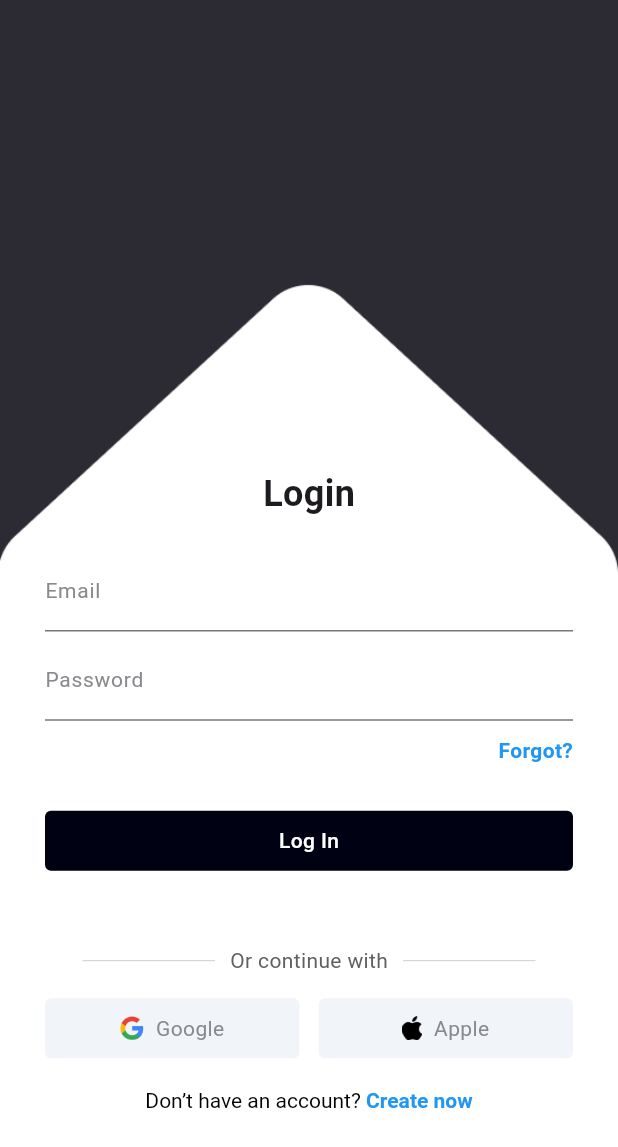
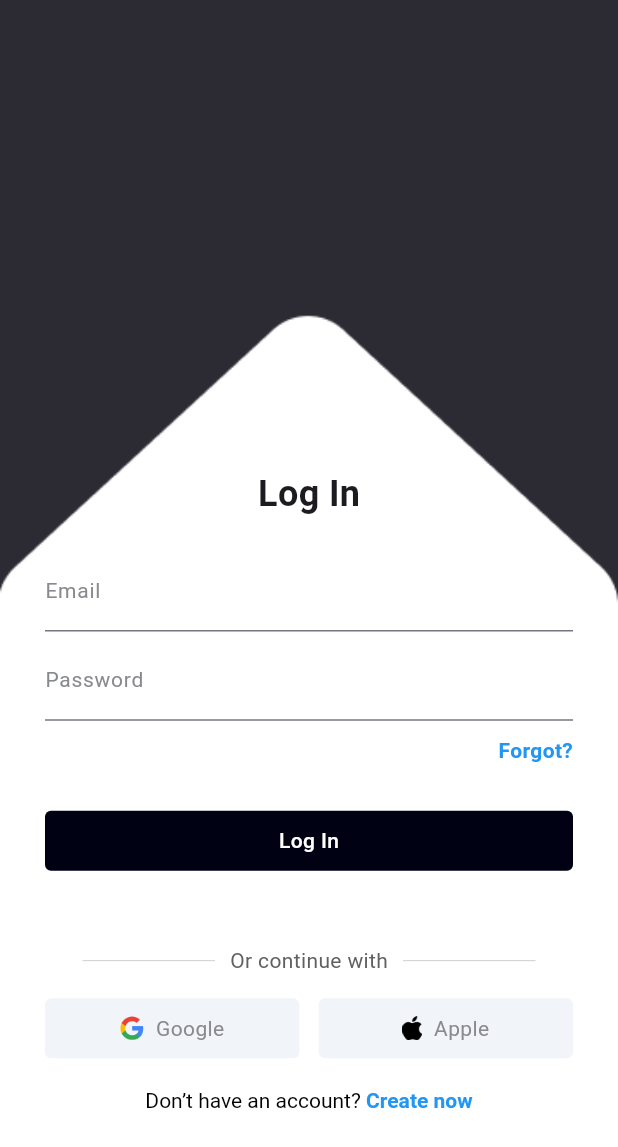
Before and after one commit to aishki/jeepney-for-noobs, a Flutter app: the screen it shows after launch, on a phone screen of 412 x 824 dp. Shown: the top 1147 px of the screen. Run offline on Flutter 3.47's test engine with Material 3 defaults, Android fonts, the light colour scheme and no system bars.

Commit message:
created animation for textfield focus

```diff
--- /dev/null
+++ b/devtools_options.yaml
@@ -0,0 +1,3 @@
+description: This file stores settings for Dart & Flutter DevTools.
+documentation: https://docs.flutter.dev/tools/devtools/extensions#configure-extension-enablement-states
+extensions:
--- a/lib/screens/login_screen.dart
+++ b/lib/screens/login_screen.dart
@@ -2,20 +2,39 @@ import 'package:flutter/material.dart';
 import 'package:jeepneyfornoobs_flutter/components/obsidian_button.dart';
 import 'package:jeepneyfornoobs_flutter/components/square_tile.dart';
 
-class LoginScreen extends StatelessWidget {
+class LoginScreen extends StatefulWidget {
   const LoginScreen({Key? key}) : super(key: key);
 
-  //log user in method
+  @override
+  LoginScreenState createState() => LoginScreenState();
+}
+
+class LoginScreenState extends State<LoginScreen> with WidgetsBindingObserver {
+  bool _isKeyboardVisible = false;
+
+  @override
+  void initState() {
+    super.initState();
+    WidgetsBinding.instance.addObserver(this);
+  }
+
+  @override
+  void dispose() {
+    WidgetsBinding.instance.removeObserver(this);
+    super.dispose();
+  }
+
+  @override
+  void didChangeMetrics() {
+    final bottomInset = WidgetsBinding
+        .instance.platformDispatcher.views.first.viewInsets.bottom;
+    setState(() {
+      _isKeyboardVisible = bottomInset > 0.0;
+    });
+  }
+
   void logUserIn() {
-    // //show loading thing
-    // showDialog(
-    //   context: context,
-    //   builder: (context) {
-    //     return const Center(
-    //       child: CircularProgressIndicator(),
-    //     );
-    //   },
-    // );
+    // Log in logic here
   }
 
   @override
@@ -23,14 +42,24 @@ class LoginScreen extends StatelessWidget {
     return Scaffold(
       body: Stack(
         children: [
-          // Background image
+          // Background color
           Positioned.fill(
+            child: Container(
+              color: Colors.white,
+            ),
+          ),
+          // Triangle overlay image
+          AnimatedPositioned(
+            duration: Duration(milliseconds: 170),
+            top: _isKeyboardVisible ? -80 : -40,
+            left: 0,
+            right: 0,
             child: Image.asset(
-              'lib/assets/login_bg.png',
+              'lib/assets/triangle-overlay.png',
               fit: BoxFit.cover,
             ),
           ),
-          // Foreground content`
+          // Foreground content
           Padding(
             padding: const EdgeInsets.symmetric(horizontal: 30.0),
             child: Center(
@@ -38,14 +67,11 @@ class LoginScreen extends StatelessWidget {
                 child: Column(
                   mainAxisAlignment: MainAxisAlignment.center,
                   crossAxisAlignment: CrossAxisAlignment.start,
-
-                  //Log in Text
                   children: [
                     SizedBox(height: 230),
-
                     Center(
                       child: Text(
-                        'Login',
+                        'Log In',
                         style: TextStyle(
                           fontSize: 24,
                           fontWeight: FontWeight.bold,
@@ -53,8 +79,6 @@ class LoginScreen extends StatelessWidget {
                       ),
                     ),
                     SizedBox(height: 20),
-
-                    //Email and Password TextFields
                     TextField(
                       decoration: InputDecoration(
                         labelText: 'Email',
@@ -84,8 +108,6 @@ class LoginScreen extends StatelessWidget {
                       ),
                     ),
                     SizedBox(height: 10),
-
-                    //Forgot Password Text
                     Align(
                       alignment: Alignment.centerRight,
                       child: Text(
@@ -97,9 +119,9 @@ class LoginScreen extends StatelessWidget {
                       ),
                     ),
                     SizedBox(height: 30),
-
-                    //Login Button
                     ObsidianButton(
+                      color: Color(0xFF000113),
+                      text: 'Log In',
                       onTap: logUserIn,
                     ),
 
@@ -120,11 +142,12 @@ class LoginScreen extends StatelessWidget {
                             child: Text(
                               'Or continue with',
                               style: TextStyle(
-                                  color: Colors.grey[700],
-                                  fontSize: 14,
-                                  fontFamily: 'Roboto',
-                                  fontWeight: FontWeight.w400,
-                                  height: 1.43),
+                                color: Colors.grey[700],
+                                fontSize: 14,
+                                fontFamily: 'Roboto',
+                                fontWeight: FontWeight.w400,
+                                height: 1.43,
+                              ),
                             ),
                           ),
                           Expanded(
--- a/pubspec.yaml
+++ b/pubspec.yaml
@@ -23,3 +23,4 @@ flutter:
     - lib/assets/apple.png
     - lib/assets/google_logo.png
     - lib/assets/login_bg.png
+    - lib/assets/triangle-overlay.png
```
Also changed, not shown: lib/assets/triangle-overlay.png (added).
